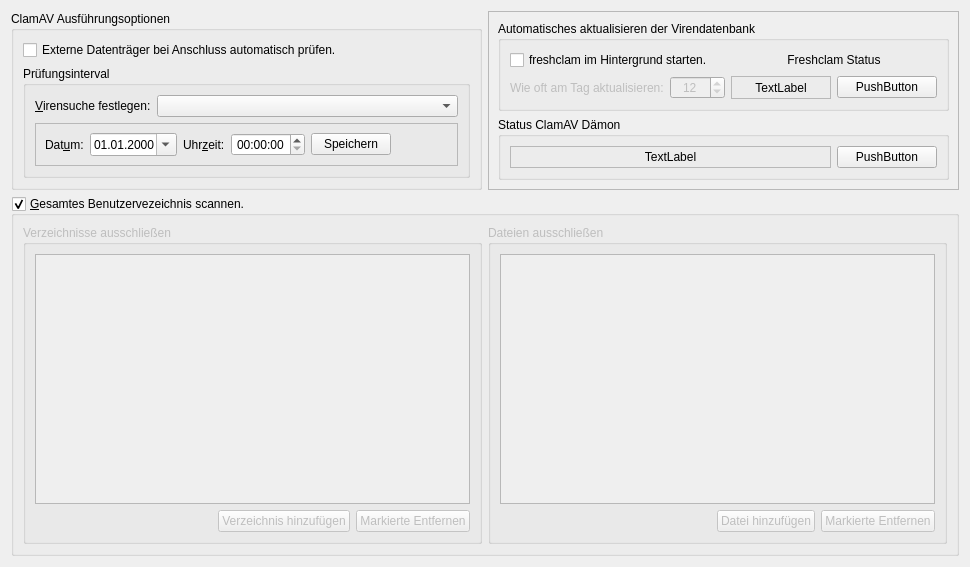
Qt form ui/tabscanscheduling.ui (elgolondrino/clamui) before a commit.
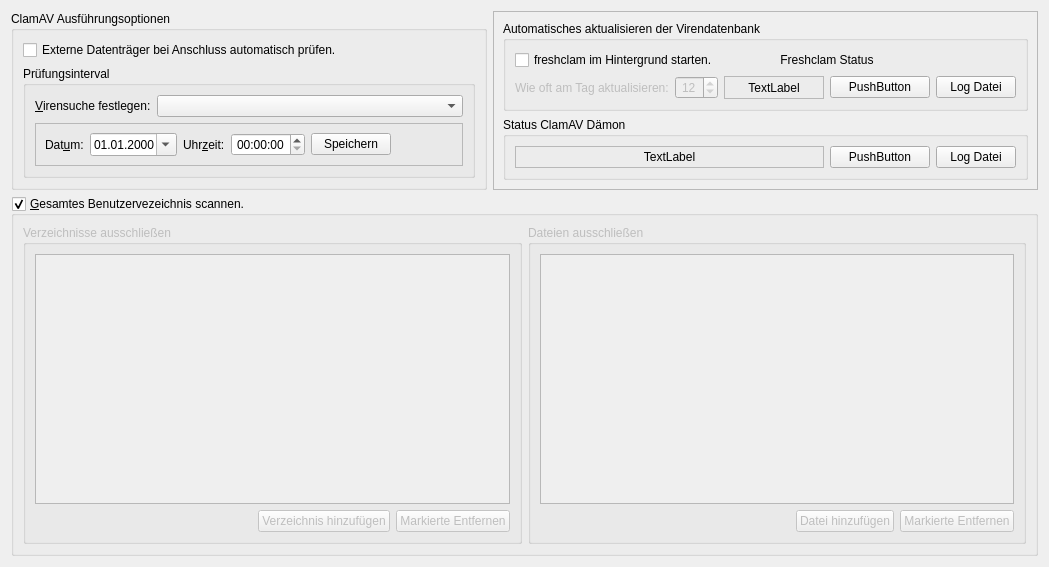
The same form after that commit. Icons and pictures are not drawn.

Diff of the .ui file:
```diff
--- a/ui/tabscanscheduling.ui
+++ b/ui/tabscanscheduling.ui
@@ -6,7 +6,7 @@
    <rect>
     <x>0</x>
     <y>0</y>
-    <width>970</width>
+    <width>1049</width>
     <height>567</height>
    </rect>
   </property>
@@ -281,6 +281,16 @@
              </property>
             </widget>
            </item>
+           <item row="1" column="4">
+            <widget class="QPushButton" name="pushButton_LogFreshClam">
+             <property name="toolTip">
+              <string>Zeigt die Log Datei des FreshClam Dämons an.</string>
+             </property>
+             <property name="text">
+              <string>Log Datei</string>
+             </property>
+            </widget>
+           </item>
           </layout>
          </item>
         </layout>
@@ -293,7 +303,7 @@
         </property>
         <layout class="QHBoxLayout" name="horizontalLayout_5">
          <item>
-          <layout class="QHBoxLayout" name="horizontalLayout_3" stretch="1,0">
+          <layout class="QHBoxLayout" name="horizontalLayout_3" stretch="1,0,0">
            <item>
             <widget class="QLabel" name="label_CamdStatus">
              <property name="toolTip">
@@ -335,6 +345,16 @@
              </property>
             </widget>
            </item>
+           <item>
+            <widget class="QPushButton" name="pushButton_LogClamd">
+             <property name="toolTip">
+              <string>Zeigt die Log Datei des ClamAV Dämons an.</string>
+             </property>
+             <property name="text">
+              <string>Log Datei</string>
+             </property>
+            </widget>
+           </item>
           </layout>
          </item>
         </layout>
```
Left out of the diff: 29 changed lines with no effect on the pictures.
